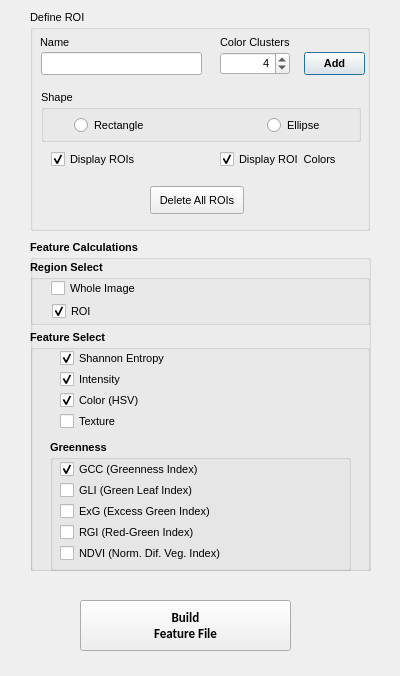
Qt form QDialog_ColorSegmentation.ui (JohnStranzl/GRIME-AI) before a commit.
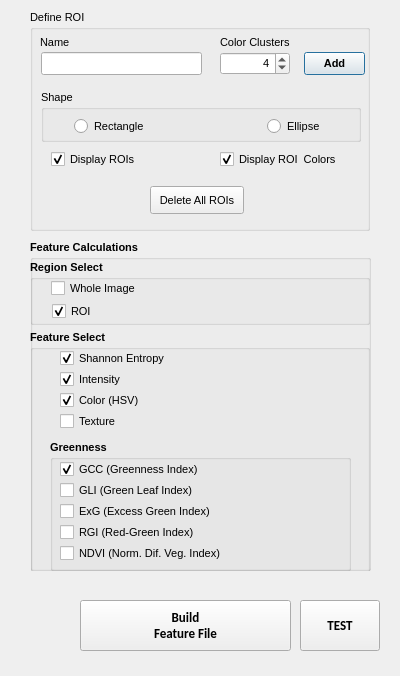
The same form after that commit.

```diff
--- a/QDialog_ColorSegmentation.ui
+++ b/QDialog_ColorSegmentation.ui
@@ -444,7 +444,7 @@
        <x>33</x>
        <y>25</y>
        <width>251</width>
-       <height>22</height>
+       <height>24</height>
       </rect>
      </property>
      <layout class="QHBoxLayout" name="horizontalLayout">
@@ -700,6 +700,27 @@
 Feature File</string>
    </property>
   </widget>
+  <widget class="QPushButton" name="pushButton_Dlg_TEST">
+   <property name="geometry">
+    <rect>
+     <x>300</x>
+     <y>600</y>
+     <width>80</width>
+     <height>51</height>
+    </rect>
+   </property>
+   <property name="font">
+    <font>
+     <family>Calibri</family>
+     <pointsize>10</pointsize>
+     <weight>75</weight>
+     <bold>true</bold>
+    </font>
+   </property>
+   <property name="text">
+    <string>TEST</string>
+   </property>
+  </widget>
  </widget>
  <tabstops>
   <tabstop>lineEdit_roiName</tabstop>
```
